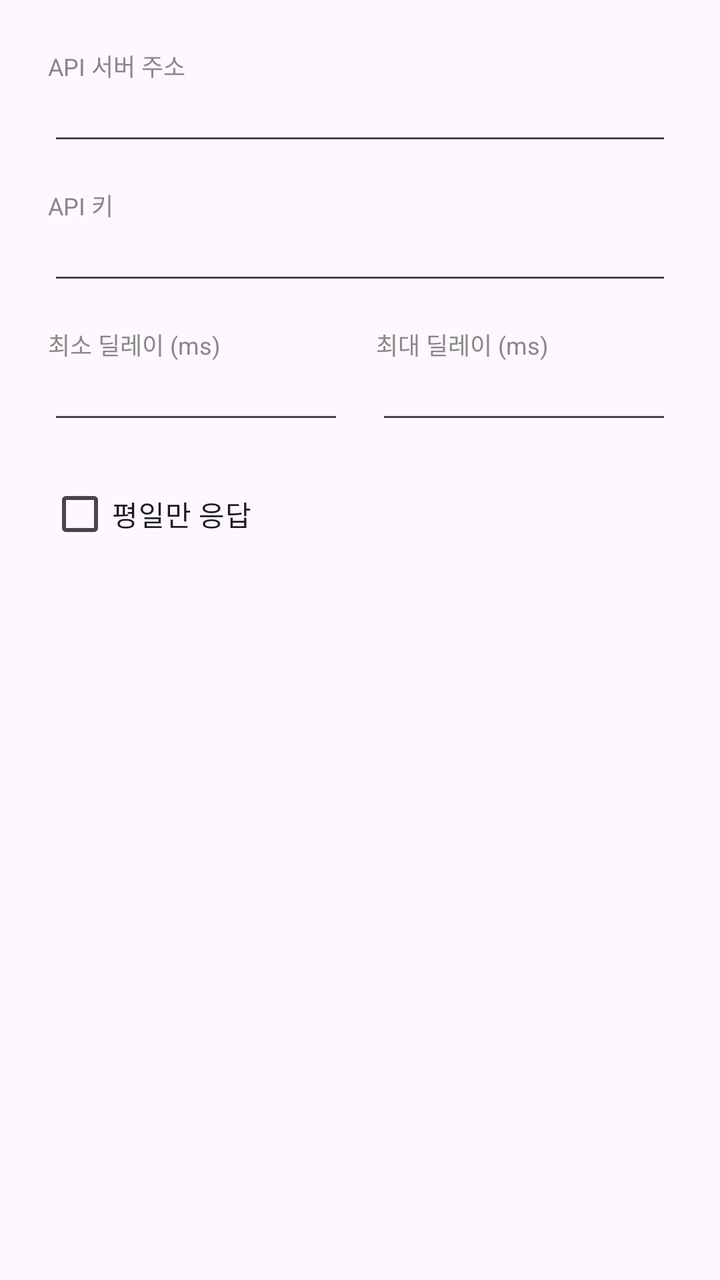
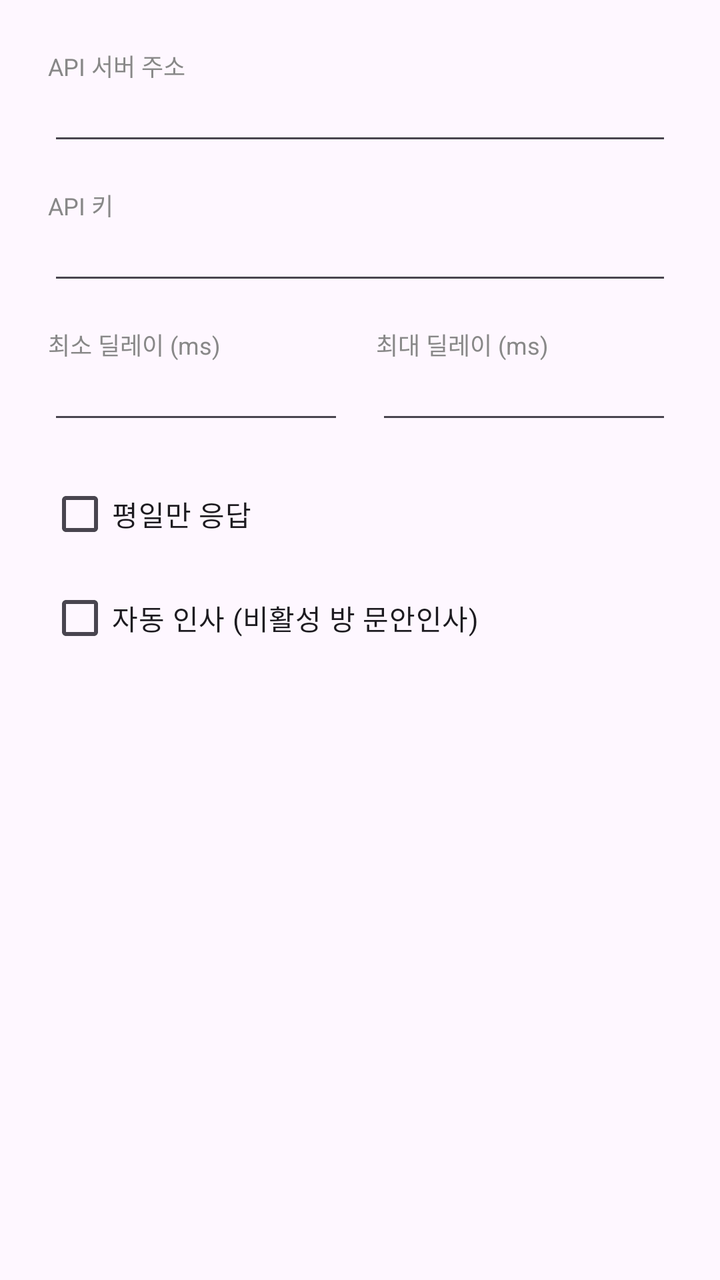

The first picture is an Android layout as it rendered before a commit; the second is the same layout after the commit. The layout source and the unified diff follow.
<!-- AndroidManifest.xml: application theme AppTheme -->
<!-- res/layout/dialog_settings.xml -->
<?xml version="1.0" encoding="utf-8"?>
<LinearLayout xmlns:android="http://schemas.android.com/apk/res/android"
    android:layout_width="match_parent"
    android:layout_height="wrap_content"
    android:orientation="vertical"
    android:padding="24dp">

    <TextView
        android:layout_width="wrap_content"
        android:layout_height="wrap_content"
        android:text="API 서버 주소"
        android:textSize="12sp"
        android:textColor="#888888" />

    <EditText
        android:id="@+id/edtApiUrl"
        android:layout_width="match_parent"
        android:layout_height="wrap_content"
        android:textSize="14sp"
        android:inputType="textUri"
        android:layout_marginBottom="16dp" />

    <TextView
        android:layout_width="wrap_content"
        android:layout_height="wrap_content"
        android:text="API 키"
        android:textSize="12sp"
        android:textColor="#888888" />

    <EditText
        android:id="@+id/edtApiKey"
        android:layout_width="match_parent"
        android:layout_height="wrap_content"
        android:textSize="14sp"
        android:inputType="textPassword"
        android:layout_marginBottom="16dp" />

    <LinearLayout
        android:layout_width="match_parent"
        android:layout_height="wrap_content"
        android:orientation="horizontal"
        android:layout_marginBottom="16dp">

        <LinearLayout
            android:layout_width="0dp"
            android:layout_height="wrap_content"
            android:layout_weight="1"
            android:orientation="vertical"
            android:layout_marginEnd="8dp">

            <TextView
                android:layout_width="wrap_content"
                android:layout_height="wrap_content"
                android:text="최소 딜레이 (ms)"
                android:textSize="12sp"
                android:textColor="#888888" />

            <EditText
                android:id="@+id/edtMinDelay"
                android:layout_width="match_parent"
                android:layout_height="wrap_content"
                android:textSize="14sp"
                android:inputType="number" />

        </LinearLayout>

        <LinearLayout
            android:layout_width="0dp"
            android:layout_height="wrap_content"
            android:layout_weight="1"
            android:orientation="vertical"
            android:layout_marginStart="8dp">

            <TextView
                android:layout_width="wrap_content"
                android:layout_height="wrap_content"
                android:text="최대 딜레이 (ms)"
                android:textSize="12sp"
                android:textColor="#888888" />

            <EditText
                android:id="@+id/edtMaxDelay"
                android:layout_width="match_parent"
                android:layout_height="wrap_content"
                android:textSize="14sp"
                android:inputType="number" />

        </LinearLayout>

    </LinearLayout>

    <CheckBox
        android:id="@+id/chkWeekdayOnly"
        android:layout_width="wrap_content"
        android:layout_height="wrap_content"
        android:text="평일만 응답"
        android:textSize="14sp" />

</LinearLayout>
<!-- resources referenced by this layout -->
<resources>
  <style name="AppTheme" parent="Theme.Material3.Light.NoActionBar">
          <item name="colorPrimary">#1A1A1A</item>
          <item name="colorOnPrimary">#FFFFFF</item>
          <item name="colorSecondary">#4CAF50</item>
          <item name="android:statusBarColor">#FAFAFA</item>
          <item name="android:windowLightStatusBar">true</item>
      </style>
</resources>

<!-- the commit's change to res/layout/dialog_settings.xml (unified diff, before → after) -->
@@ -96,4 +96,12 @@
         android:text="평일만 응답"
         android:textSize="14sp" />
 
+    <CheckBox
+        android:id="@+id/chkProactive"
+        android:layout_width="wrap_content"
+        android:layout_height="wrap_content"
+        android:text="자동 인사 (비활성 방 문안인사)"
+        android:textSize="14sp"
+        android:layout_marginTop="4dp" />
+
 </LinearLayout>
